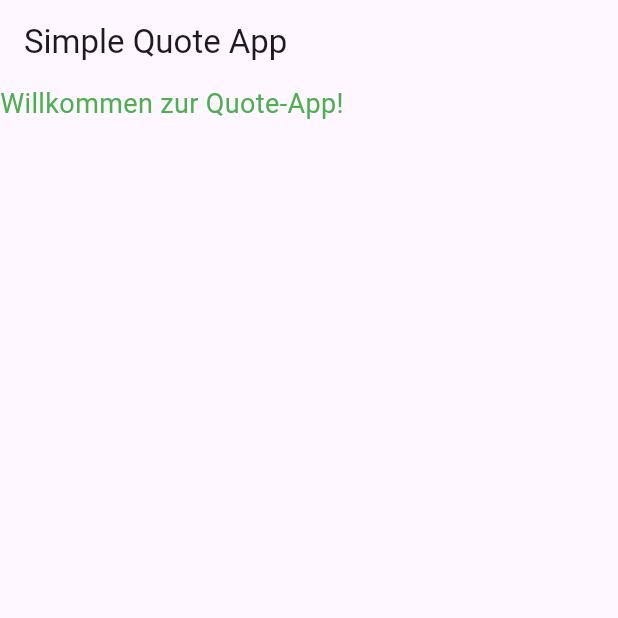
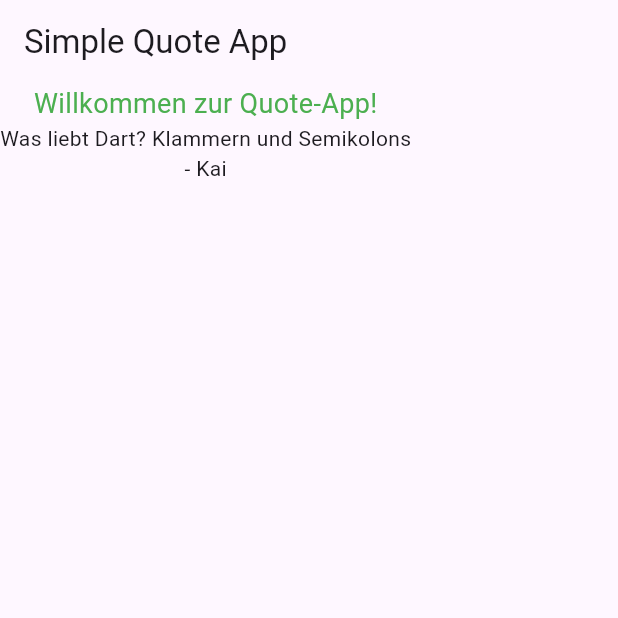
Before and after one commit to komvik/simple_quote_app, a Flutter app: the screen it shows after launch, on a phone screen of 412 x 824 dp, the top half of it. Run offline on Flutter 3.47's test engine with Material 3 defaults, Android fonts, the phone set to English and light mode, and no system bars.

Commit message:
Added more content.

```diff
--- a/lib/main.dart
+++ b/lib/main.dart
@@ -25,12 +25,18 @@ class QuoteApp extends StatelessWidget {
         title: const Text("Simple Quote App"),
       ),
       body: Container(
-        child: const Text(
-          "Willkommen zur Quote-App!",
-          style: TextStyle(
-            color: Colors.green,
-            fontSize: 18,
-          ),
+        child: const Column(
+          children: [
+            Text(
+              "Willkommen zur Quote-App!",
+              style: TextStyle(
+                color: Colors.green,
+                fontSize: 18,
+              ),
+            ),
+            Text("Was liebt Dart? Klammern und Semikolons"),
+            Text("- Kai"),
+          ],
         ),
       ),
     );
```
